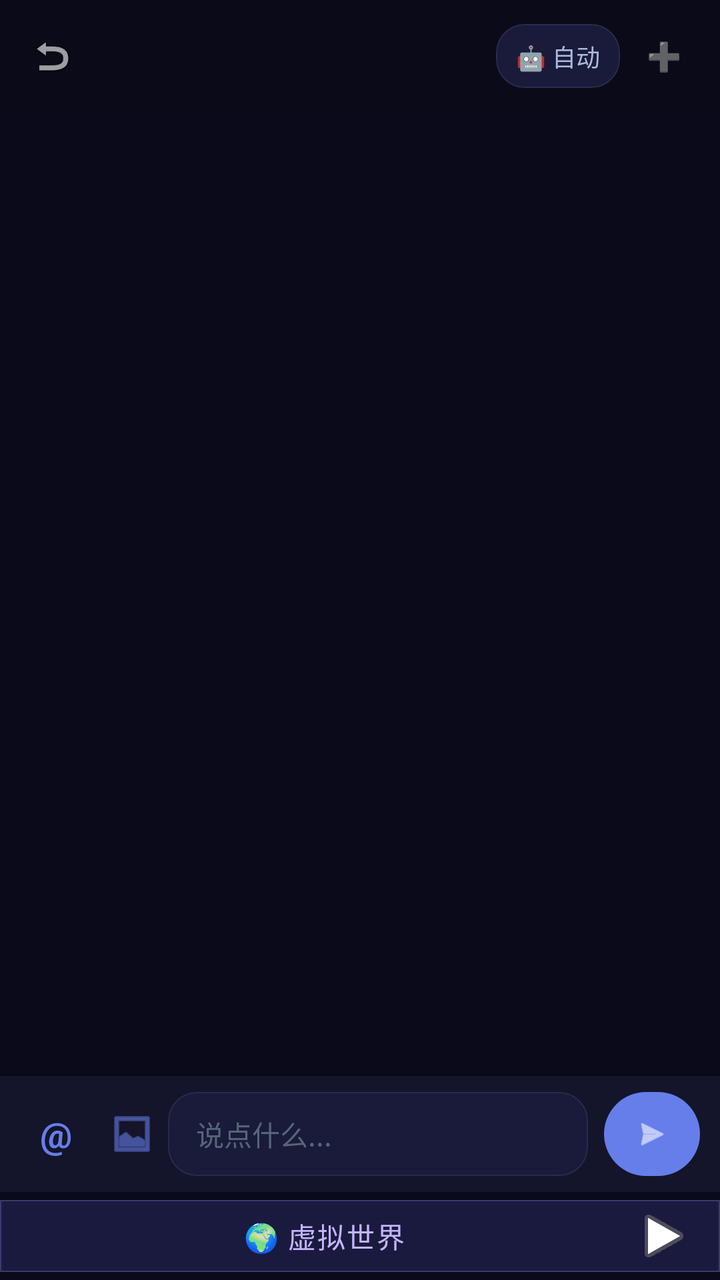
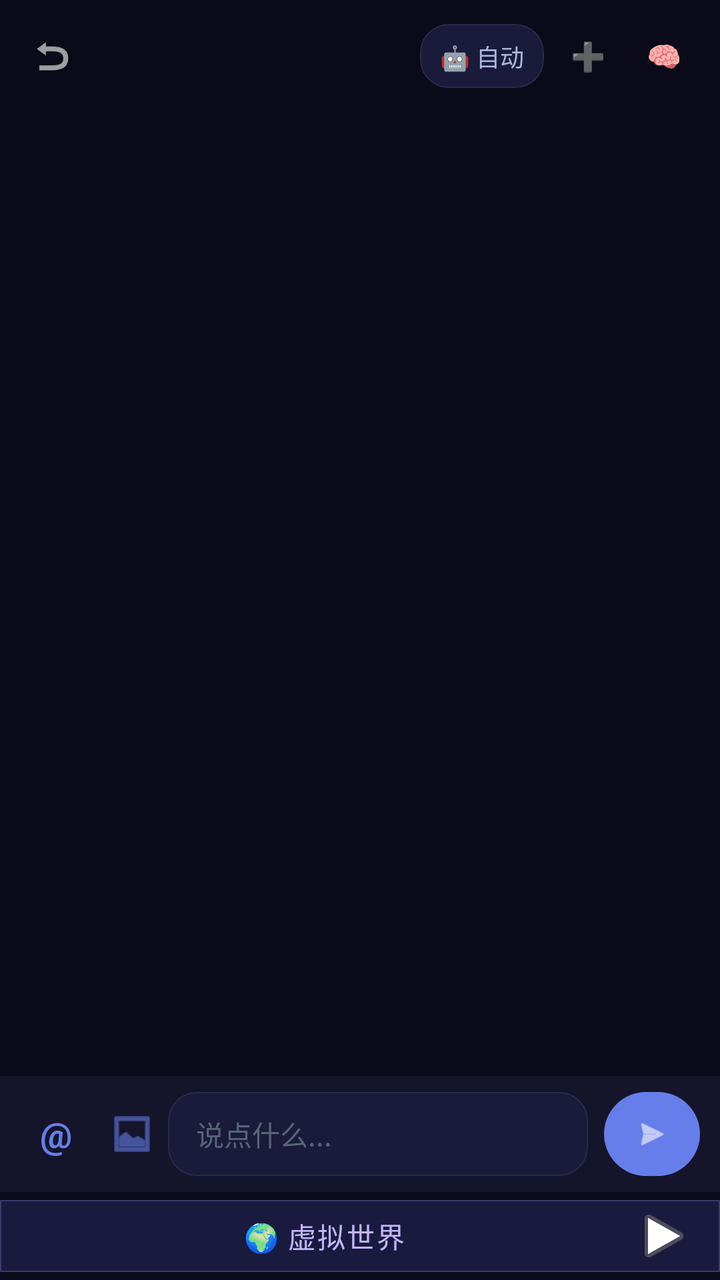

Screens rendered from an Android XML layout before and after an edit, with the pre-edit source and the edit as a unified diff.
<!-- AndroidManifest.xml: activity theme Theme.Companion -->
<!-- res/layout/activity_group_chat.xml -->
<?xml version="1.0" encoding="utf-8"?>
<FrameLayout xmlns:android="http://schemas.android.com/apk/res/android"
    xmlns:app="http://schemas.android.com/apk/res-auto"
    android:layout_width="match_parent"
    android:layout_height="match_parent"
    android:background="#0a0a1a">

    <ImageView
        android:id="@+id/iv_group_chat_bg"
        android:layout_width="match_parent"
        android:layout_height="match_parent"
        android:scaleType="centerCrop"
        android:alpha="0.3" />

    <LinearLayout
        android:layout_width="match_parent"
        android:layout_height="match_parent"
        android:orientation="vertical">

        <LinearLayout
            android:layout_width="match_parent"
            android:layout_height="56dp"
            android:orientation="horizontal"
            android:gravity="center_vertical"
            android:background="#cc0a0a1a"
            android:elevation="6dp"
            android:paddingStart="4dp"
            android:paddingEnd="12dp">

            <ImageView
                android:id="@+id/btn_back"
                android:layout_width="44dp"
                android:layout_height="44dp"
                android:src="@android:drawable/ic_menu_revert"
                android:padding="10dp"
                android:background="?attr/selectableItemBackgroundBorderless"
                android:contentDescription="返回" />

            <LinearLayout
                android:layout_width="0dp"
                android:layout_height="wrap_content"
                android:layout_weight="1"
                android:orientation="vertical"
                android:gravity="center">

                <TextView
                    android:id="@+id/tv_group_name"
                    android:layout_width="wrap_content"
                    android:layout_height="wrap_content"
                    android:textSize="17sp"
                    android:textColor="@android:color/white"
                    android:fontFamily="sans-serif-medium" />

                <TextView
                    android:id="@+id/tv_member_count"
                    android:layout_width="wrap_content"
                    android:layout_height="wrap_content"
                    android:textSize="11sp"
                    android:textColor="#8899bb" />
            </LinearLayout>

            <TextView
                android:id="@+id/btn_speak_mode"
                android:layout_width="wrap_content"
                android:layout_height="32dp"
                android:gravity="center"
                android:paddingStart="10dp"
                android:paddingEnd="10dp"
                android:text="🤖 自动"
                android:textSize="12sp"
                android:textColor="#aabbdd"
                android:background="@drawable/bg_edit_moment"
                android:clickable="true"
                android:focusable="true" />

            <TextView
                android:id="@+id/btn_add_member"
                android:layout_width="32dp"
                android:layout_height="32dp"
                android:gravity="center"
                android:text="➕"
                android:textSize="14sp"
                android:layout_marginStart="6dp"
                android:textColor="#64ffda"
                android:background="?attr/selectableItemBackgroundBorderless"
                android:clickable="true"
                android:focusable="true" />
        </LinearLayout>

        <androidx.recyclerview.widget.RecyclerView
            android:id="@+id/rv_group_messages"
            android:layout_width="match_parent"
            android:layout_height="0dp"
            android:layout_weight="1"
            android:clipToPadding="false"
            android:paddingStart="8dp"
            android:paddingEnd="8dp"
            android:paddingTop="8dp"
            android:paddingBottom="48dp" />

        <LinearLayout
            android:id="@+id/layout_manual_select"
            android:layout_width="match_parent"
            android:layout_height="wrap_content"
            android:orientation="horizontal"
            android:background="#1a1a3e"
            android:paddingStart="10dp"
            android:paddingEnd="10dp"
            android:paddingTop="6dp"
            android:paddingBottom="6dp"
            android:visibility="gone">

            <com.google.android.material.chip.ChipGroup
                android:id="@+id/chip_group_personas"
                android:layout_width="match_parent"
                android:layout_height="wrap_content"
                app:singleSelection="false"
                app:chipSpacingHorizontal="6dp" />
        </LinearLayout>

        <LinearLayout
            android:id="@+id/layout_input"
            android:layout_width="match_parent"
            android:layout_height="wrap_content"
            android:orientation="horizontal"
            android:gravity="center_vertical"
            android:background="#14142a"
            android:paddingStart="10dp"
            android:paddingEnd="10dp"
            android:paddingTop="8dp"
            android:paddingBottom="8dp">

            <TextView
                android:id="@+id/btn_at"
                android:layout_width="36dp"
                android:layout_height="36dp"
                android:gravity="center"
                android:text="@"
                android:textSize="18sp"
                android:textStyle="bold"
                android:textColor="#667eea"
                android:background="?attr/selectableItemBackgroundBorderless"
                android:clickable="true"
                android:focusable="true" />

            <ImageView
                android:id="@+id/btn_image_upload"
                android:layout_width="36dp"
                android:layout_height="36dp"
                android:src="@android:drawable/ic_menu_gallery"
                android:scaleType="centerInside"
                android:padding="6dp"
                android:layout_marginStart="2dp"
                android:background="?attr/selectableItemBackgroundBorderless"
                android:clickable="true"
                android:focusable="true"
                app:tint="#667eea" />

            <EditText
                android:id="@+id/et_message"
                android:layout_width="0dp"
                android:layout_height="42dp"
                android:layout_weight="1"
                android:hint="说点什么..."
                android:textSize="14sp"
                android:textColor="#e0e0f0"
                android:textColorHint="#556677"
                android:background="@drawable/bg_edit_moment"
                android:paddingStart="14dp"
                android:paddingEnd="14dp"
                android:maxLines="3"
                android:inputType="textMultiLine"
                android:importantForAutofill="no" />

            <com.google.android.material.button.MaterialButton
                android:id="@+id/btn_send"
                android:layout_width="48dp"
                android:layout_height="42dp"
                android:layout_marginStart="8dp"
                android:insetLeft="0dp"
                android:insetRight="0dp"
                android:insetTop="0dp"
                android:insetBottom="0dp"
                app:cornerRadius="21dp"
                app:icon="@android:drawable/ic_menu_send"
                app:iconGravity="textStart"
                app:iconPadding="0dp"
                app:backgroundTint="#667eea"
                android:contentDescription="发送" />
        </LinearLayout>

        <com.google.android.material.button.MaterialButton
            android:id="@+id/btn_virtual_world"
            android:layout_width="match_parent"
            android:layout_height="44dp"
            android:text="🌍 虚拟世界"
            android:textSize="14sp"
            android:textColor="#c4b5fd"
            app:cornerRadius="0dp"
            app:backgroundTint="#1a1a3e"
            app:strokeColor="#3a3a6e"
            app:strokeWidth="0.5dp"
            style="@style/Widget.Material3.Button.TextButton"
            android:drawableEnd="@android:drawable/ic_media_play"
            android:letterSpacing="0.05" />
    </LinearLayout>
</FrameLayout>
<!-- resources referenced by this layout -->
<resources>
  <!-- drawable bg_edit_moment (drawable) -->
  <?xml version="1.0" encoding="utf-8"?>
  <shape xmlns:android="http://schemas.android.com/apk/res/android"
      android:shape="rectangle">
      <solid android:color="#1a1a3a" />
      <corners android:radius="14dp" />
      <stroke android:width="0.5dp" android:color="#2a2a4a" />
  </shape>
  <style name="Theme.Companion" parent="Theme.Material3.DayNight.NoActionBar">
          <item name="colorPrimary">@color/accent_blue</item>
          <item name="colorPrimaryVariant">@color/purple_700</item>
          <item name="colorOnPrimary">@color/white</item>
          <item name="colorSecondary">@color/accent_cyan</item>
          <item name="colorSecondaryVariant">@color/teal_700</item>
          <item name="colorSurface">@color/surface_dark</item>
          <item name="colorOnSurface">@color/text_primary</item>
          <item name="android:statusBarColor">@color/bg_start</item>
          <item name="android:navigationBarColor">@color/bg_start</item>
          <item name="android:windowBackground">@color/bg_start</item>
  
          <item name="android:activityOpenEnterAnimation">@anim/slide_in_right</item>
          <item name="android:activityOpenExitAnimation">@anim/fade_out</item>
          <item name="android:activityCloseEnterAnimation">@anim/fade_in</item>
          <item name="android:activityCloseExitAnimation">@anim/slide_out_left</item>
  
          <item name="android:windowEnterTransition">@android:transition/fade</item>
          <item name="android:windowExitTransition">@android:transition/fade</item>
  
          <item name="android:colorEdgeEffect">@color/accent_purple</item>
      </style>
  <color name="accent_blue">#667eea</color>
  <color name="purple_700">#FF3700B3</color>
  <color name="white">#FFFFFFFF</color>
  <color name="accent_cyan">#64ffda</color>
  <color name="teal_700">#FF018786</color>
  <color name="surface_dark">#14142a</color>
  <color name="text_primary">#ececf4</color>
  <color name="bg_start">#0a0a1a</color>
  <color name="accent_purple">#c4b5fd</color>
</resources>

<!-- the commit's change to res/layout/activity_group_chat.xml (unified diff, before → after) -->
@@ -82,6 +82,18 @@
                 android:textSize="14sp"
                 android:layout_marginStart="6dp"
                 android:textColor="#64ffda"
+                android:background="?attr/selectableItemBackgroundBorderless"
+                android:clickable="true"
+                android:focusable="true" />
+
+            <TextView
+                android:id="@+id/btn_memory_pool"
+                android:layout_width="32dp"
+                android:layout_height="32dp"
+                android:gravity="center"
+                android:text="🧠"
+                android:textSize="14sp"
+                android:layout_marginStart="6dp"
                 android:background="?attr/selectableItemBackgroundBorderless"
                 android:clickable="true"
                 android:focusable="true" />
@@ -117,6 +129,25 @@
                 app:singleSelection="false"
                 app:chipSpacingHorizontal="6dp" />
         </LinearLayout>
+
+        <HorizontalScrollView
+            android:id="@+id/scroll_predictions"
+            android:layout_width="match_parent"
+            android:layout_height="wrap_content"
+            android:background="#14142a"
+            android:paddingStart="10dp"
+            android:paddingEnd="10dp"
+            android:paddingTop="4dp"
+            android:visibility="gone"
+            android:scrollbars="none">
+
+            <LinearLayout
+                android:id="@+id/layout_predictions"
+                android:layout_width="wrap_content"
+                android:layout_height="wrap_content"
+                android:orientation="horizontal"
+                android:gravity="center_vertical" />
+        </HorizontalScrollView>
 
         <LinearLayout
             android:id="@+id/layout_input"
